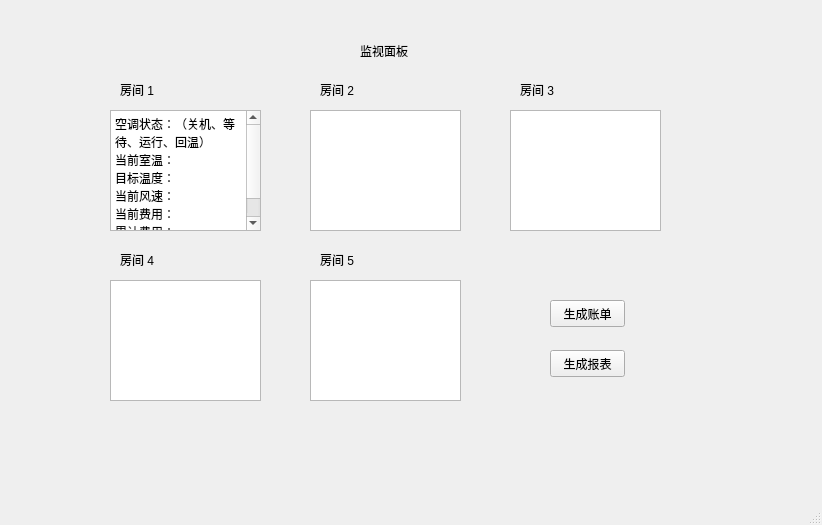
Qt form ManagerClient/mainwindow.ui (starsload/46572020) before a commit.
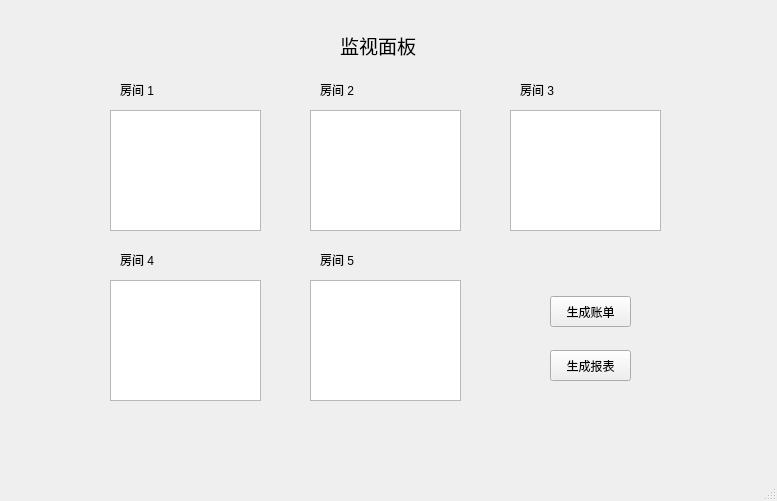
The same form after that commit.

The edit to the form file:
```diff
--- a/ManagerClient/mainwindow.ui
+++ b/ManagerClient/mainwindow.ui
@@ -6,10 +6,22 @@
    <rect>
     <x>0</x>
     <y>0</y>
-    <width>822</width>
-    <height>525</height>
+    <width>777</width>
+    <height>501</height>
    </rect>
   </property>
+  <property name="minimumSize">
+   <size>
+    <width>777</width>
+    <height>501</height>
+   </size>
+  </property>
+  <property name="maximumSize">
+   <size>
+    <width>777</width>
+    <height>501</height>
+   </size>
+  </property>
   <property name="windowTitle">
    <string>MainWindow</string>
   </property>
@@ -53,12 +65,17 @@
    <widget class="QLabel" name="label_6">
     <property name="geometry">
      <rect>
-      <x>360</x>
-      <y>40</y>
-      <width>51</width>
-      <height>21</height>
+      <x>340</x>
+      <y>30</y>
+      <width>91</width>
+      <height>31</height>
      </rect>
     </property>
+    <property name="font">
+     <font>
+      <pointsize>14</pointsize>
+     </font>
+    </property>
     <property name="text">
      <string>监视面板</string>
     </property>
@@ -100,12 +117,6 @@
 &lt;html&gt;&lt;head&gt;&lt;meta name=&quot;qrichtext&quot; content=&quot;1&quot; /&gt;&lt;style type=&quot;text/css&quot;&gt;
 p, li { white-space: pre-wrap; }
 &lt;/style&gt;&lt;/head&gt;&lt;body style=&quot; font-family:'SimSun'; font-size:9pt; font-weight:400; font-style:normal;&quot;&gt;
-&lt;p style=&quot; margin-top:0px; margin-bottom:0px; margin-left:0px; margin-right:0px; -qt-block-indent:0; text-indent:0px;&quot;&gt;空调状态：（关机、等待、运行、回温）&lt;/p&gt;
-&lt;p style=&quot; margin-top:0px; margin-bottom:0px; margin-left:0px; margin-right:0px; -qt-block-indent:0; text-indent:0px;&quot;&gt;当前室温：&lt;/p&gt;
-&lt;p style=&quot; margin-top:0px; margin-bottom:0px; margin-left:0px; margin-right:0px; -qt-block-indent:0; text-indent:0px;&quot;&gt;目标温度：&lt;/p&gt;
-&lt;p style=&quot; margin-top:0px; margin-bottom:0px; margin-left:0px; margin-right:0px; -qt-block-indent:0; text-indent:0px;&quot;&gt;当前风速：&lt;/p&gt;
-&lt;p style=&quot; margin-top:0px; margin-bottom:0px; margin-left:0px; margin-right:0px; -qt-block-indent:0; text-indent:0px;&quot;&gt;当前费用：&lt;/p&gt;
-&lt;p style=&quot; margin-top:0px; margin-bottom:0px; margin-left:0px; margin-right:0px; -qt-block-indent:0; text-indent:0px;&quot;&gt;累计费用：&lt;/p&gt;
 &lt;p style=&quot;-qt-paragraph-type:empty; margin-top:0px; margin-bottom:0px; margin-left:0px; margin-right:0px; -qt-block-indent:0; text-indent:0px;&quot;&gt;&lt;br /&gt;&lt;/p&gt;&lt;/body&gt;&lt;/html&gt;</string>
     </property>
    </widget>
@@ -159,9 +170,9 @@
     <property name="geometry">
      <rect>
       <x>550</x>
-      <y>300</y>
-      <width>75</width>
-      <height>27</height>
+      <y>296</y>
+      <width>81</width>
+      <height>31</height>
      </rect>
     </property>
     <property name="text">
@@ -173,8 +184,8 @@
      <rect>
       <x>550</x>
       <y>350</y>
-      <width>75</width>
-      <height>27</height>
+      <width>81</width>
+      <height>31</height>
      </rect>
     </property>
     <property name="text">
```
Left out of the diff: 2 changed lines with no effect on the pictures.
